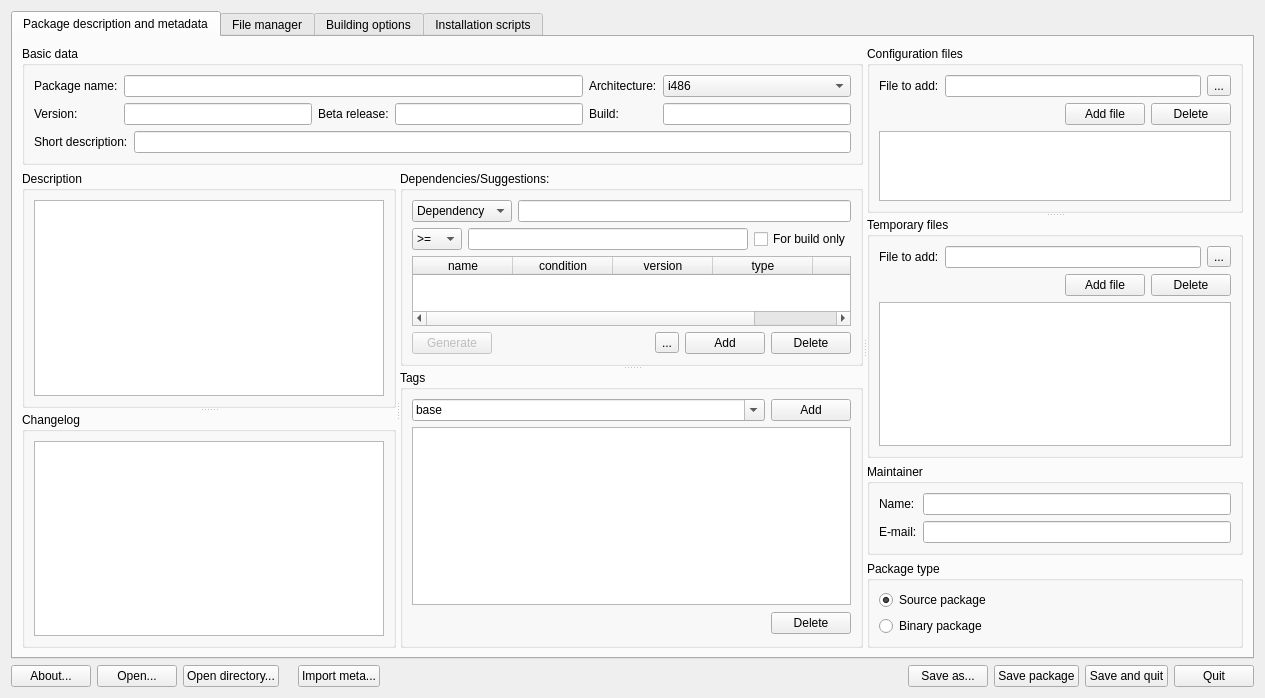
First picture: the form in mpkg/packagebuilder/package_builder.ui, repository BackupTheBerlios/mops, before the edit.
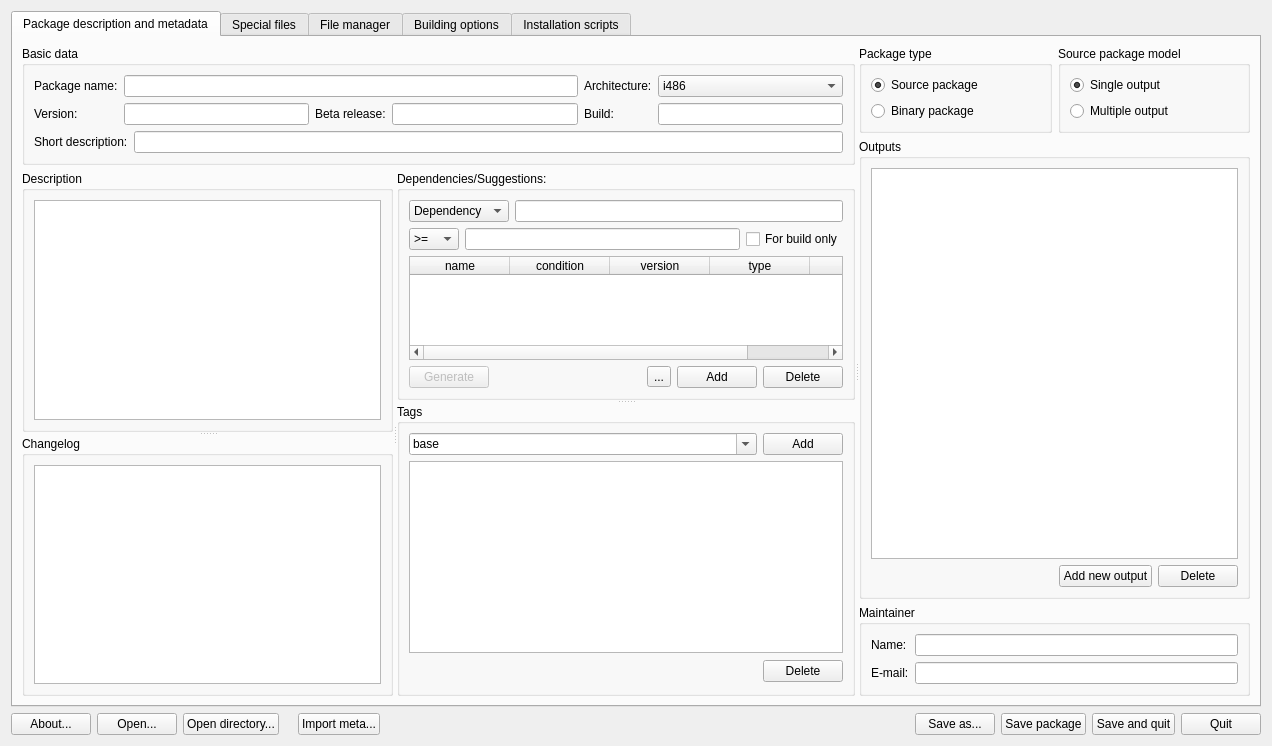
Second picture: the form after the edit. Icons and pictures are not drawn. Custom widgets are drawn as their Qt base class.

Commit message: new conception of package_builder (single input - multiple output)

What changed in the file:
```diff
--- a/mpkg/packagebuilder/package_builder.ui
+++ b/mpkg/packagebuilder/package_builder.ui
@@ -5,8 +5,8 @@
    <rect>
     <x>0</x>
     <y>0</y>
-    <width>1265</width>
-    <height>698</height>
+    <width>1272</width>
+    <height>746</height>
    </rect>
   </property>
   <property name="windowTitle" >
@@ -615,12 +615,151 @@
            </item>
           </layout>
          </widget>
-         <widget class="QWidget" name="layoutWidget" >
+         <widget class="QWidget" name="" >
+          <layout class="QVBoxLayout" >
+           <item>
+            <layout class="QHBoxLayout" >
+             <item>
+              <widget class="QGroupBox" name="packageTypeGroupBox" >
+               <property name="title" >
+                <string>Package type</string>
+               </property>
+               <layout class="QVBoxLayout" >
+                <item>
+                 <widget class="QRadioButton" name="sourcePackageRadioButton" >
+                  <property name="text" >
+                   <string>Source package</string>
+                  </property>
+                  <property name="checked" >
+                   <bool>true</bool>
+                  </property>
+                 </widget>
+                </item>
+                <item>
+                 <widget class="QRadioButton" name="binaryPackageRadioButton" >
+                  <property name="text" >
+                   <string>Binary package</string>
+                  </property>
+                 </widget>
+                </item>
+               </layout>
+              </widget>
+             </item>
+             <item>
+              <widget class="QGroupBox" name="groupBox_9" >
+               <property name="title" >
+                <string>Source package model</string>
+               </property>
+               <layout class="QVBoxLayout" >
+                <item>
+                 <widget class="QRadioButton" name="radioButton" >
+                  <property name="text" >
+                   <string>Single output</string>
+                  </property>
+                  <property name="checked" >
+                   <bool>true</bool>
+                  </property>
+                 </widget>
+                </item>
+                <item>
+                 <widget class="QRadioButton" name="radioButton_2" >
+                  <property name="text" >
+                   <string>Multiple output</string>
+                  </property>
+                 </widget>
+                </item>
+               </layout>
+              </widget>
+             </item>
+            </layout>
+           </item>
+           <item>
+            <widget class="QGroupBox" name="groupBox_8" >
+             <property name="title" >
+              <string>Outputs</string>
+             </property>
+             <layout class="QVBoxLayout" >
+              <item>
+               <widget class="QListWidget" name="listWidget" />
+              </item>
+              <item>
+               <layout class="QHBoxLayout" >
+                <item>
+                 <spacer>
+                  <property name="orientation" >
+                   <enum>Qt::Horizontal</enum>
+                  </property>
+                  <property name="sizeHint" >
+                   <size>
+                    <width>40</width>
+                    <height>20</height>
+                   </size>
+                  </property>
+                 </spacer>
+                </item>
+                <item>
+                 <widget class="QPushButton" name="pushButton" >
+                  <property name="text" >
+                   <string>Add new output</string>
+                  </property>
+                 </widget>
+                </item>
+                <item>
+                 <widget class="QPushButton" name="pushButton_2" >
+                  <property name="text" >
+                   <string>Delete</string>
+                  </property>
+                 </widget>
+                </item>
+               </layout>
+              </item>
+             </layout>
+            </widget>
+           </item>
+           <item>
+            <widget class="QGroupBox" name="groupBox_4" >
+             <property name="title" >
+              <string>Maintainer</string>
+             </property>
+             <layout class="QGridLayout" >
+              <item row="0" column="0" >
+               <widget class="QLabel" name="label_10" >
+                <property name="text" >
+                 <string>Name:</string>
+                </property>
+               </widget>
+              </item>
+              <item row="0" column="1" >
+               <widget class="QLineEdit" name="MaintainerNameEdit" />
+              </item>
+              <item row="1" column="0" >
+               <widget class="QLabel" name="label_11" >
+                <property name="text" >
+                 <string>E-mail:</string>
+                </property>
+               </widget>
+              </item>
+              <item row="1" column="1" >
+               <widget class="QLineEdit" name="MaintainerMailEdit" />
+              </item>
+             </layout>
+            </widget>
+           </item>
+          </layout>
+         </widget>
+        </widget>
+       </item>
+      </layout>
+     </widget>
+     <widget class="QWidget" name="specialFilesTab" >
+      <attribute name="title" >
+       <string>Special files</string>
+      </attribute>
           <layout class="QVBoxLayout" >
            <item>
             <widget class="QSplitter" name="splitter_3" >
              <property name="orientation" >
-              <enum>Qt::Vertical</enum>
+          <enum>Qt::Horizontal</enum>
              </property>
              <widget class="QGroupBox" name="groupBox_2" >
               <property name="sizePolicy" >
@@ -812,65 +951,6 @@
              </widget>
             </widget>
            </item>
-           <item>
-            <widget class="QGroupBox" name="groupBox_4" >
-             <property name="title" >
-              <string>Maintainer</string>
-             </property>
-             <layout class="QGridLayout" >
-              <item row="0" column="0" >
-               <widget class="QLabel" name="label_10" >
-                <property name="text" >
-                 <string>Name:</string>
-                </property>
-               </widget>
-              </item>
-              <item row="0" column="1" >
-               <widget class="QLineEdit" name="MaintainerNameEdit" />
-              </item>
-              <item row="1" column="0" >
-               <widget class="QLabel" name="label_11" >
-                <property name="text" >
-                 <string>E-mail:</string>
-                </property>
-               </widget>
-              </item>
-              <item row="1" column="1" >
-               <widget class="QLineEdit" name="MaintainerMailEdit" />
-              </item>
-             </layout>
-            </widget>
-           </item>
-           <item>
-            <widget class="QGroupBox" name="packageTypeGroupBox" >
-             <property name="title" >
-              <string>Package type</string>
-             </property>
-             <layout class="QVBoxLayout" >
-              <item>
-               <widget class="QRadioButton" name="sourcePackageRadioButton" >
-                <property name="text" >
-                 <string>Source package</string>
-                </property>
-                <property name="checked" >
-                 <bool>true</bool>
-                </property>
-               </widget>
-              </item>
-              <item>
-               <widget class="QRadioButton" name="binaryPackageRadioButton" >
-                <property name="text" >
-                 <string>Binary package</string>
-                </property>
-               </widget>
-              </item>
-             </layout>
-            </widget>
-           </item>
-          </layout>
-         </widget>
-        </widget>
-       </item>
       </layout>
      </widget>
      <widget class="QWidget" name="tab" >
```
Left out of the diff: 58 changed lines with no effect on the pictures. Lines whose indentation alone changed are shown as unchanged.
